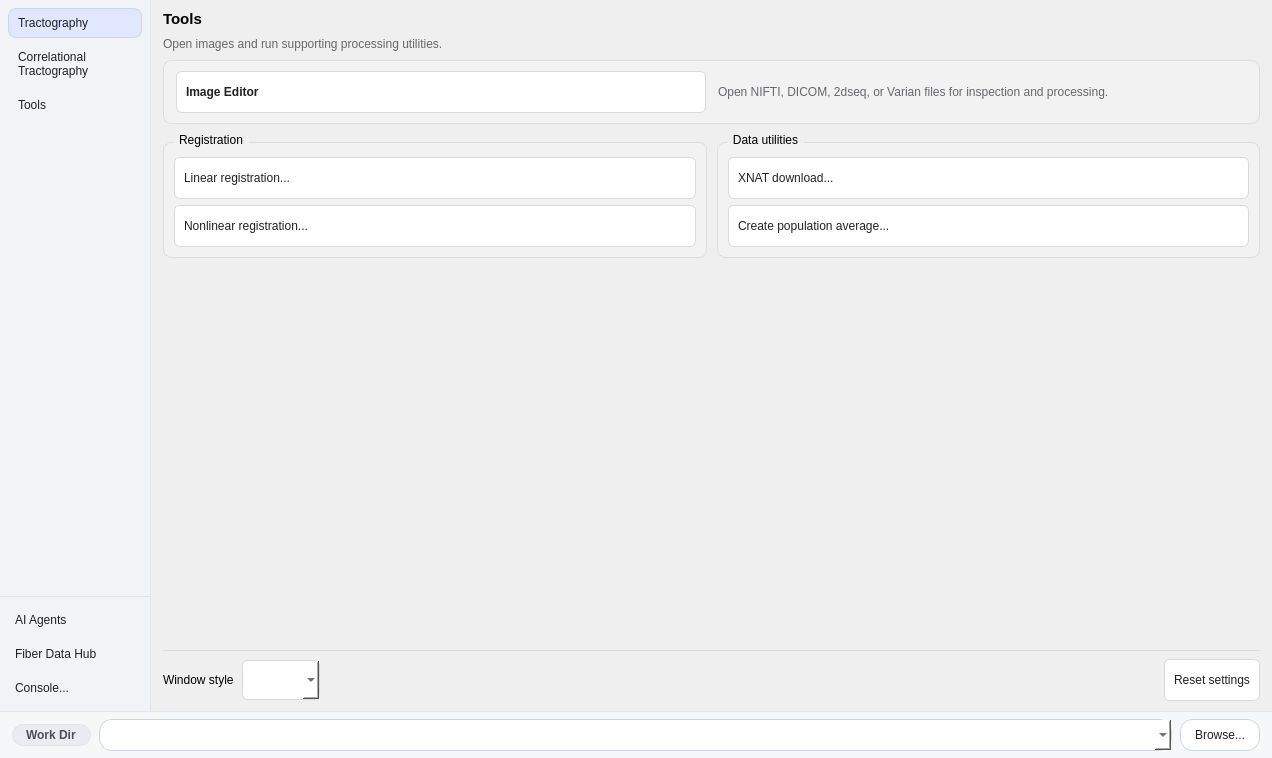
Above: mainwindow.ui from frankyeh/DSI-Studio before the change. Below: the same form after it.
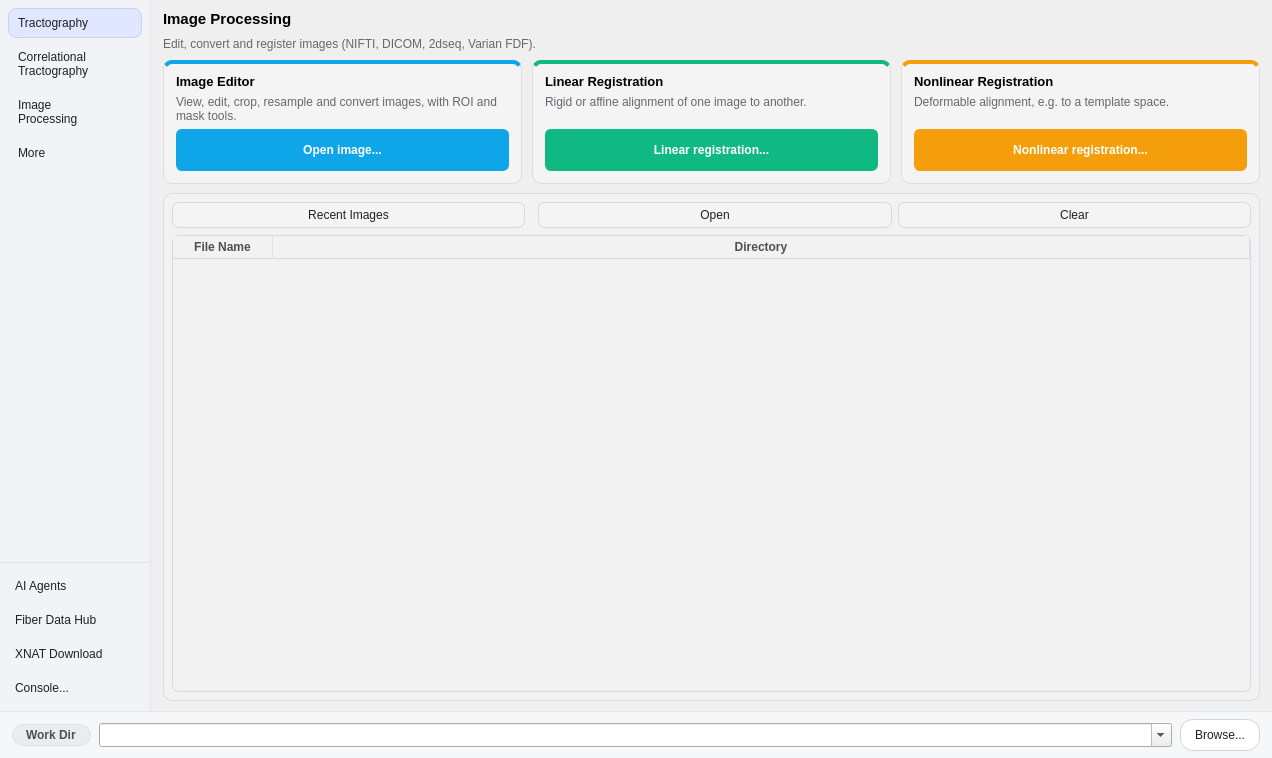
That is the form after the change. The open tabs and pages were chosen to show the change. Icons and pictures are not drawn.

Patch:
```diff
--- a/mainwindow.ui
+++ b/mainwindow.ui
@@ -201,7 +201,17 @@
            </item>
            <item>
             <property name="text">
-             <string>Tools</string>
+             <string>Image
+Processing</string>
+            </property>
+            <property name="icon">
+             <iconset resource="icons.qrc">
+              <normaloff>:/icons/icons/image_editor.svg</normaloff>:/icons/icons/image_editor.svg</iconset>
+            </property>
+           </item>
+           <item>
+            <property name="text">
+             <string>More</string>
             </property>
             <property name="icon">
              <iconset resource="icons.qrc">
@@ -268,6 +278,29 @@
               </property>
              </widget>
             </item>
+            <item>
+             <widget class="QPushButton" name="xnat_download">
+              <property name="statusTip">
+               <string>run open_xnat</string>
+              </property>
+              <property name="toolTip">
+               <string>Connect to an XNAT server to download and process data</string>
+              </property>
+              <property name="icon">
+               <iconset resource="icons.qrc">
+                <normaloff>:/icons/icons/xnat_download.svg</normaloff>:/icons/icons/xnat_download.svg</iconset>
+              </property>
+              <property name="text">
+               <string>XNAT Download</string>
+              </property>
+              <property name="iconSize">
+               <size>
+                <width>20</width>
+                <height>20</height>
+               </size>
+              </property>
+             </widget>
+            </item>
             <item>
              <widget class="QPushButton" name="console">
               <property name="statusTip">
@@ -1923,6 +1956,18 @@
     min-height: 32px;
     text-align: left;
 }
+QFrame#conn_import_stage QPushButton#conn_import_more_toggle {
+    color: #2563eb;
+    background-color: transparent;
+    border: 0px;
+    min-height: 0px;
+    padding: 2px 0px;
+    font-weight: bold;
+}
+QFrame#conn_import_more {
+    background-color: transparent;
+    border: 0px;
+}
 QWidget#tab_conn QPushButton:hover {
     background-color: #f1f1f3;
     border-color: #bfc0c4;
@@ -2206,6 +2251,54 @@
                  </item>
                 </layout>
                </item>
+               <item>
+                <widget class="QPushButton" name="conn_import_more_toggle">
+                 <property name="checkable">
+                  <bool>true</bool>
+                 </property>
+                 <property name="flat">
+                  <bool>true</bool>
+                 </property>
+                 <property name="text">
+                  <string>▸ More...</string>
+                 </property>
+                </widget>
+               </item>
+               <item>
+                <widget class="QFrame" name="conn_import_more">
+                 <layout class="QVBoxLayout" name="conn_import_more_layout">
+                  <property name="leftMargin">
+                   <number>0</number>
+                  </property>
+                  <property name="topMargin">
+                   <number>0</number>
+                  </property>
+                  <property name="rightMargin">
+                   <number>0</number>
+                  </property>
+                  <property name="bottomMargin">
+                   <number>0</number>
+                  </property>
+                  <item>
+                   <widget class="QPushButton" name="averagefib">
+                    <property name="statusTip">
+                     <string>run create_average</string>
+                    </property>
+                    <property name="toolTip">
+                     <string>Select FIB or NIFTI files for averaging</string>
+                    </property>
+                    <property name="text">
+                     <string>Create population average...</string>
+                    </property>
+                    <property name="icon">
+                     <iconset resource="icons.qrc">
+                      <normaloff>:/icons/icons/average_fib.svg</normaloff>:/icons/icons/average_fib.svg</iconset>
+                    </property>
+                   </widget>
+                  </item>
+                 </layout>
+                </widget>
+               </item>
                <item>
                 <spacer name="conn_import_stage_spacer">
                  <property name="orientation">
@@ -2612,19 +2705,26 @@
     color: #202124;
     background-color: transparent;
 }
-QFrame#tools_view_image_card,
-QWidget#tab_4 QGroupBox {
-    background-color: rgba(247,247,248,0.45);
+QFrame#tools_editor_card,
+QFrame#tools_linear_card,
+QFrame#tools_nonlinear_card {
+    background-color: rgba(250,250,250,0.45);
     border: 1px solid #dddddf;
-    border-radius: 8px;
+    border-radius: 9px;
 }
-QWidget#tab_4 QGroupBox {
-    margin-top: 9px;
+QFrame#tools_editor_card {
+    border-top: 4px solid #0ea5e9;
 }
-QWidget#tab_4 QGroupBox::title {
-    subcontrol-origin: margin;
-    left: 10px;
-    padding: 0px 4px;
+QFrame#tools_linear_card {
+    border-top: 4px solid #10b981;
+}
+QFrame#tools_nonlinear_card {
+    border-top: 4px solid #f59e0b;
+}
+QLabel#tools_editor_title,
+QLabel#tools_linear_title,
+QLabel#tools_nonlinear_title {
+    font-size: 10pt;
     font-weight: bold;
 }
 QWidget#tab_4 QPushButton {
@@ -2643,17 +2743,24 @@
 QWidget#tab_4 QPushButton:pressed {
     background-color: #e2e2e4;
 }
-QPushButton#view_image {
+QWidget#tab_4 QPushButton#view_image,
+QWidget#tab_4 QPushButton#linear_reg,
+QWidget#tab_4 QPushButton#nonlinear_reg {
     color: #ffffff;
-    background-color: #2f2f2f;
-    border-color: #2f2f2f;
     font-weight: bold;
     text-align: center;
-    min-width: 150px;
 }
-QPushButton#view_image:hover {
-    background-color: #171717;
-    border-color: #171717;
+QWidget#tab_4 QPushButton#view_image {
+    background-color: #0ea5e9;
+    border-color: #0ea5e9;
+}
+QWidget#tab_4 QPushButton#linear_reg {
+    background-color: #10b981;
+    border-color: #10b981;
+}
+QWidget#tab_4 QPushButton#nonlinear_reg {
+    background-color: #f59e0b;
+    border-color: #f59e0b;
 }
 QWidget#tab_4 QComboBox {
     color: #202124;
@@ -2664,16 +2771,60 @@
     min-height: 28px;
 }
 QLabel#tools_page_hint,
-QLabel#tools_view_image_hint {
+QLabel#tools_editor_hint,
+QLabel#tools_linear_hint,
+QLabel#tools_nonlinear_hint {
     color: #67676c;
 }
-QFrame#tools_appearance_footer {
+QFrame#tools_recent_card {
+    background-color: rgba(247,247,248,0.45);
+    border: 1px solid #dddddf;
+    border-radius: 9px;
+}
+QFrame#tools_recent_card QPushButton {
+    color: #202124;
+    background-color: #f4f4f5;
+    border: 1px solid #d9d9dc;
+    border-radius: 7px;
+    padding: 5px 9px;
+    min-height: 0px;
+    text-align: center;
+}
+QFrame#tools_recent_card QPushButton:hover {
+    background-color: #e9e9eb;
+    border-color: #c8c8cc;
+}
+QFrame#tools_recent_card QPushButton:pressed {
+    background-color: #dddddf;
+}
+QFrame#tools_recent_card QPushButton[segment="true"] {
+    color: #1e3a8a;
+    background-color: #e0e7ff;
+    border: 1px solid #a5b4fc;
+    border-radius: 11px;
+    padding: 2px 10px;
+    min-height: 20px;
+}
+QTableWidget#recentImage {
+    color: #202124;
+    background-color: transparent;
+    alternate-background-color: rgba(0,0,0,0.025);
+    border: 1px solid #d9d9dc;
+    border-radius: 7px;
+    selection-background-color: #e5e5e7;
+    selection-color: #202124;
+}
+QTableWidget#recentImage QHeaderView::section {
+    color: #4f4f54;
+    background-color: rgba(244,244,245,0.6);
     border: 0px;
-    border-top: 1px solid #dddddf;
-    padding-top: 8px;
+    border-right: 1px solid #e2e2e5;
+    border-bottom: 1px solid #d9d9dc;
+    padding: 2px 5px;
+    font-weight: bold;
 }</string>
          </property>
-         <layout class="QVBoxLayout" name="tools_page_layout">
+         <layout class="QVBoxLayout" name="tools_page_layout" stretch="0,0,0,1">
           <property name="spacing">
            <number>9</number>
           </property>
@@ -2698,22 +2849,27 @@
              </font>
             </property>
             <property name="text">
-             <string>Tools</string>
+             <string>Image Processing</string>
             </property>
            </widget>
           </item>
           <item>
            <widget class="QLabel" name="tools_page_hint">
             <property name="text">
-             <string>Open images and run supporting processing utilities.</string>
+             <string>Edit, convert and register images (NIFTI, DICOM, 2dseq, Varian FDF).</string>
             </property>
            </widget>
           </item>
           <item>
-           <widget class="QFrame" name="tools_view_image_card">
-            <layout class="QHBoxLayout" name="tools_view_image_layout">
+           <layout class="QHBoxLayout" name="tools_card_row" stretch="1,1,1">
              <property name="spacing">
-              <number>12</number>
+             <number>10</number>
+            </property>
+             <item>
+              <widget class="QFrame" name="tools_editor_card">
+               <layout class="QVBoxLayout" name="tools_editor_layout">
+                <property name="spacing">
+                 <number>6</number>
              </property>
              <property name="leftMargin">
               <number>12</number>
@@ -2725,8 +2881,38 @@
               <number>12</number>
              </property>
              <property name="bottomMargin">
-              <number>10</number>
-             </property>
+                 <number>12</number>
+                </property>
+                <item>
+                 <widget class="QLabel" name="tools_editor_title">
+                  <property name="text">
+                   <string>Image Editor</string>
+                  </property>
+                 </widget>
+                </item>
+                <item>
+                 <widget class="QLabel" name="tools_editor_hint">
+                  <property name="text">
+                   <string>View, edit, crop, resample and convert images, with ROI and mask tools.</string>
+                  </property>
+                  <property name="wordWrap">
+                   <bool>true</bool>
+                  </property>
+                 </widget>
+                </item>
+                <item>
+                 <spacer name="tools_editor_spacer">
+                  <property name="orientation">
+                   <enum>Qt::Vertical</enum>
+                  </property>
+                  <property name="sizeHint" stdset="0">
+                   <size>
+                    <width>20</width>
+                    <height>0</height>
+                   </size>
+                  </property>
+                 </spacer>
+                </item>
              <item>
               <widget class="QPushButton" name="view_image">
                <property name="statusTip">
@@ -2740,17 +2926,7 @@
                  <normaloff>:/icons/icons/image_editor.svg</normaloff>:/icons/icons/image_editor.svg</iconset>
                </property>
                <property name="text">
-                <string>Image Editor</string>
-               </property>
-              </widget>
-             </item>
-             <item>
-              <widget class="QLabel" name="tools_view_image_hint">
-               <property name="text">
-                <string>Open NIFTI, DICOM, 2dseq, or Varian files for inspection and processing.</string>
-               </property>
-               <property name="wordWrap">
-                <bool>true</bool>
+                   <string>Open image...</string>
                </property>
               </widget>
              </item>
@@ -2758,34 +2934,53 @@
            </widget>
           </item>
           <item>
-           <layout class="QGridLayout" name="tools_sections_layout" columnstretch="1,1">
-            <property name="horizontalSpacing">
-             <number>10</number>
-            </property>
-            <property name="verticalSpacing">
-             <number>8</number>
-            </property>
-            <item row="0" column="0">
-             <widget class="QGroupBox" name="tools_registration_group">
-              <property name="title">
-               <string>Registration</string>
-              </property>
-              <layout class="QVBoxLayout" name="tools_registration_layout">
+              <widget class="QFrame" name="tools_linear_card">
+               <layout class="QVBoxLayout" name="tools_linear_layout">
                <property name="spacing">
                 <number>6</number>
                </property>
                <property name="leftMargin">
-                <number>10</number>
+                 <number>12</number>
                </property>
                <property name="topMargin">
-                <number>14</number>
+                 <number>10</number>
                </property>
                <property name="rightMargin">
-                <number>10</number>
+                 <number>12</number>
                </property>
                <property name="bottomMargin">
-                <number>10</number>
-               </property>
+                 <number>12</number>
+                </property>
+                <item>
+                 <widget class="QLabel" name="tools_linear_title">
+                  <property name="text">
+                   <string>Linear Registration</string>
+                  </property>
+                 </widget>
+                </item>
+                <item>
+                 <widget class="QLabel" name="tools_linear_hint">
+                  <property name="text">
+                   <string>Rigid or affine alignment of one image to another.</string>
+                  </property>
+                  <property name="wordWrap">
+                   <bool>true</bool>
+                  </property>
+                 </widget>
+                </item>
+                <item>
+                 <spacer name="tools_linear_spacer">
+                  <property name="orientation">
+                   <enum>Qt::Vertical</enum>
+                  </property>
+                  <property name="sizeHint" stdset="0">
+                   <size>
+                    <width>20</width>
+                    <height>0</height>
+                   </size>
+                  </property>
+                 </spacer>
+                </item>
                <item>
                 <widget class="QPushButton" name="linear_reg">
                  <property name="toolTip">
@@ -2800,6 +2995,57 @@
                  </property>
                 </widget>
                </item>
+               </layout>
+              </widget>
+             </item>
+             <item>
+              <widget class="QFrame" name="tools_nonlinear_card">
+               <layout class="QVBoxLayout" name="tools_nonlinear_layout">
+                <property name="spacing">
+                 <number>6</number>
+                </property>
+                <property name="leftMargin">
+                 <number>12</number>
+                </property>
+                <property name="topMargin">
+                 <number>10</number>
+                </property>
+                <property name="rightMargin">
+                 <number>12</number>
+                </property>
+                <property name="bottomMargin">
+                 <number>12</number>
+                </property>
+                <item>
+                 <widget class="QLabel" name="tools_nonlinear_title">
+                  <property name="text">
+                   <string>Nonlinear Registration</string>
+                  </property>
+                 </widget>
+                </item>
+                <item>
+                 <widget class="QLabel" name="tools_nonlinear_hint">
+                  <property name="text">
+                   <string>Deformable alignment, e.g. to a template space.</string>
+                  </property>
+                  <property name="wordWrap">
+                   <bool>true</bool>
+                  </property>
+                 </widget>
+                </item>
+                <item>
+                 <spacer name="tools_nonlinear_spacer">
+                  <property name="orientation">
+                   <enum>Qt::Vertical</enum>
+                  </property>
+                  <property name="sizeHint" stdset="0">
+                   <size>
+                    <width>20</width>
+                    <height>0</height>
+                   </size>
+                  </property>
+                 </spacer>
+                </item>
                <item>
                 <widget class="QPushButton" name="nonlinear_reg">
                  <property name="statusTip">
@@ -2820,78 +3066,190 @@
               </layout>
              </widget>
             </item>
-            <item row="0" column="1">
-             <widget class="QGroupBox" name="tools_utilities_group">
-              <property name="title">
-               <string>Data utilities</string>
-              </property>
-              <layout class="QVBoxLayout" name="tools_utilities_layout">
+           </layout>
+          </item>
+          <item>
+           <widget class="QFrame" name="tools_recent_card">
+            <layout class="QVBoxLayout" name="tools_recent_layout">
                <property name="spacing">
-                <number>6</number>
+              <number>7</number>
                </property>
                <property name="leftMargin">
-                <number>10</number>
+              <number>8</number>
                </property>
                <property name="topMargin">
-                <number>14</number>
+              <number>8</number>
                </property>
                <property name="rightMargin">
-                <number>10</number>
+              <number>8</number>
                </property>
                <property name="bottomMargin">
-                <number>10</number>
+              <number>8</number>
                </property>
                <item>
-                <widget class="QPushButton" name="xnat_download">
-                 <property name="statusTip">
-                  <string>run open_xnat</string>
-                 </property>
-                 <property name="toolTip">
-                  <string>Connect to an XNAT server to download and process data</string>
-                 </property>
-                 <property name="icon">
-                  <iconset resource="icons.qrc">
-                   <normaloff>:/icons/icons/xnat_download.svg</normaloff>:/icons/icons/xnat_download.svg</iconset>
-                 </property>
+              <layout class="QHBoxLayout" name="tools_recent_header">
+               <item>
+                <widget class="QPushButton" name="tools_recent_toggle">
                  <property name="text">
-                  <string>XNAT download...</string>
+                  <string>Recent Images</string>
                  </property>
-                </widget>
-               </item>
-               <item>
-                <widget class="QPushButton" name="averagefib">
-                 <property name="statusTip">
-                  <string>run create_average</string>
+                 <property name="checkable">
+                  <bool>true</bool>
                  </property>
-                 <property name="toolTip">
-                  <string>Select FIB or NIFTI files for averaging</string>
+                 <property name="checked">
+                  <bool>true</bool>
                  </property>
-                 <property name="text">
-                  <string>Create population average...</string>
+                 <property name="autoExclusive">
+                  <bool>true</bool>
                  </property>
-                 <property name="icon">
-                  <iconset resource="icons.qrc">
-                   <normaloff>:/icons/icons/average_fib.svg</normaloff>:/icons/icons/average_fib.svg</iconset>
+                 <property name="segment" stdset="0">
+                  <bool>true</bool>
                  </property>
                 </widget>
                </item>
-              </layout>
-             </widget>
-            </item>
-           </layout>
-          </item>
           <item>
-           <spacer name="tools_page_spacer">
+                <spacer name="tools_recent_header_spacer">
             <property name="orientation">
-             <enum>Qt::Vertical</enum>
-            </property>
-            <property name="sizeHint" stdset="0">
-             <size>
-              <width>20</width>
-              <height>40</height>
-             </size>
-            </property>
-           </spacer>
+                  <enum>Qt::Horizontal</enum>
+                 </property>
+                </spacer>
+               </item>
+               <item>
+                <widget class="QPushButton" name="open_selected_image">
+                 <property name="toolTip">
+                  <string>Open the selected image</string>
+                 </property>
+                 <property name="text">
+                  <string>Open</string>
+                 </property>
+                 <property name="icon">
+                  <iconset resource="icons.qrc">
+                   <normaloff>:/icons/icons/run_play.svg</normaloff>:/icons/icons/run_play.svg</iconset>
+                 </property>
+                </widget>
+               </item>
+               <item>
+                <widget class="QPushButton" name="clear_image_history">
+                 <property name="statusTip">
+                  <string>run clear_recent_image</string>
+                 </property>
+                 <property name="text">
+                  <string>Clear</string>
+                 </property>
+                </widget>
+               </item>
+              </layout>
+             </item>
+             <item>
+              <widget class="QTableWidget" name="recentImage">
+              <property name="horizontalScrollBarPolicy">
+               <enum>Qt::ScrollBarAlwaysOff</enum>
+              </property>
+              <property name="editTriggers">
+               <set>QAbstractItemView::NoEditTriggers</set>
+              </property>
+              <property name="selectionMode">
+               <enum>QAbstractItemView::SingleSelection</enum>
+              </property>
+              <property name="selectionBehavior">
+               <enum>QAbstractItemView::SelectRows</enum>
+              </property>
+              <property name="showGrid">
+               <bool>false</bool>
+              </property>
+              <attribute name="horizontalHeaderStretchLastSection">
+               <bool>true</bool>
+              </attribute>
+              <attribute name="verticalHeaderVisible">
+               <bool>false</bool>
+              </attribute>
+              <attribute name="verticalHeaderMinimumSectionSize">
+               <number>18</number>
+              </attribute>
+              <attribute name="verticalHeaderDefaultSectionSize">
+               <number>20</number>
+              </attribute>
+              <column>
+               <property name="text">
+                <string>File Name</string>
+               </property>
+              </column>
+              <column>
+               <property name="text">
+                <string>Directory</string>
+               </property>
+              </column>
+             </widget>
+             </item>
+            </layout>
+           </widget>
+          </item>
+         </layout>
+        </widget>
+        <widget class="QWidget" name="tab_more">
+         <property name="styleSheet">
+          <string notr="true">QWidget#tab_more {
+    color: #202124;
+    background-color: transparent;
+}
+QWidget#tab_more QPushButton {
+    color: #202124;
+    background-color: #ffffff;
+    border: 1px solid #d9d9dc;
+    border-radius: 6px;
+    padding: 6px 9px;
+    min-height: 28px;
+    text-align: left;
+}
+QWidget#tab_more QPushButton:hover {
+    background-color: #eeeeef;
+    border-color: #c5c5c9;
+}
+QWidget#tab_more QPushButton:pressed {
+    background-color: #e2e2e4;
+}
+QWidget#tab_more QComboBox {
+    color: #202124;
+    background-color: #ffffff;
+    border: 1px solid #d9d9dc;
+    border-radius: 6px;
+    padding: 5px 8px;
+    min-height: 28px;
+}
+QFrame#tools_appearance_footer {
+    border: 0px;
+    border-top: 1px solid #dddddf;
+    padding-top: 8px;
+}</string>
+         </property>
+         <layout class="QVBoxLayout" name="more_page_layout">
+          <property name="spacing">
+           <number>9</number>
+          </property>
+          <property name="leftMargin">
+           <number>12</number>
+          </property>
+          <property name="topMargin">
+           <number>10</number>
+          </property>
+          <property name="rightMargin">
+           <number>12</number>
+          </property>
+          <property name="bottomMargin">
+           <number>10</number>
+          </property>
+          <item>
+           <widget class="QLabel" name="more_page_title">
+            <property name="font">
+             <font>
+              <pointsize>11</pointsize>
+              <bold>true</bold>
+             </font>
+            </property>
+            <property name="text">
+             <string>More</string>
+            </property>
+           </widget>
           </item>
           <item>
            <widget class="QFrame" name="tools_appearance_footer">
@@ -2950,6 +3308,13 @@
             </layout>
            </widget>
           </item>
+          <item>
+           <spacer name="more_page_spacer">
+            <property name="orientation">
+             <enum>Qt::Vertical</enum>
+            </property>
+           </spacer>
+          </item>
          </layout>
         </widget>
        </widget>
@@ -2986,6 +3351,10 @@
     padding: 4px 12px;
     min-height: 22px;
 }
+QComboBox#workDir::drop-down {
+    width: 0px;
+    border: 0px;
+}
 QComboBox#workDir:hover {
     border-color: #9fb3d9;
 }
@@ -3066,7 +3435,10 @@
           </size>
          </property>
          <property name="editable">
-          <bool>false</bool>
+          <bool>true</bool>
+         </property>
+         <property name="insertPolicy">
+          <enum>QComboBox::InsertAtTop</enum>
          </property>
          <property name="currentIndex">
           <number>-1</number>
```
Left out of the diff: 6 changed lines with no effect on the pictures. Lines whose indentation alone changed are shown as unchanged.
